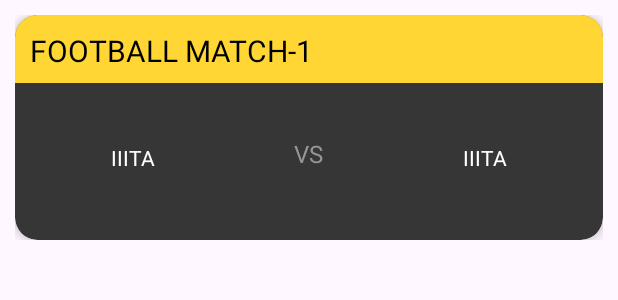
After one commit to deadmoont/Admin_Asmita, an Android app: the layout match_rv.xml on its own in the app's theme, with its tools: preview values and no code run, on a phone screen of 412 x 824 dp. The commit adds this screen. Shown: the top 300 px of the screen. Run offline under Robolectric (Android 15) with nearby library versions, the phone set to English and light mode, and no system bars.

Commit message:
commit 3 Aashray Mahajan

```diff
--- a/app/build.gradle.kts
+++ b/app/build.gradle.kts
@@ -49,6 +49,7 @@ dependencies {
     implementation("com.google.firebase:firebase-crashlytics:18.6.1")
     implementation("com.google.firebase:firebase-analytics:21.5.0")
     implementation("com.google.firebase:firebase-firestore:24.10.1")
+    implementation("com.google.firebase:firebase-firestore-ktx:24.10.1")
     testImplementation("junit:junit:4.13.2")
     androidTestImplementation("androidx.test.ext:junit:1.1.5")
     androidTestImplementation("androidx.test.espresso:espresso-core:3.5.1")
--- a/app/src/main/AndroidManifest.xml
+++ b/app/src/main/AndroidManifest.xml
@@ -29,7 +29,10 @@
             </intent-filter>
         </activity>
         <activity
-            android:name=".NewMatchActivity"
+            android:name=".Main"
+            android:exported="false" />
+        <activity
+            android:name=".MatchAdd"
             android:exported="false" />
 
     </application>
--- a/app/src/main/java/com/example/adminappasmita/Get_Started.kt
+++ b/app/src/main/java/com/example/adminappasmita/Get_Started.kt
@@ -16,7 +16,7 @@ class Get_Started : AppCompatActivity() {
         window.statusBarColor = 0xFF000000.toInt()
 
         binding.getStartedBut.setOnClickListener {
-            startActivity(Intent(this,NewMatchActivity::class.java))
+            startActivity(Intent(this,Main::class.java))
             finish()
         }
     }
--- a/app/src/main/java/com/example/adminappasmita/MatchAdd.kt
+++ b/app/src/main/java/com/example/adminappasmita/MatchAdd.kt
@@ -1,5 +1,6 @@
 package com.example.adminappasmita
 
+import android.content.Intent
 import android.os.Bundle
 import android.widget.AdapterView
 import android.widget.ArrayAdapter
@@ -64,6 +65,8 @@ class MatchAdd : AppCompatActivity() {
                 && editText1Value.isNotEmpty() && editText2Value.isNotEmpty()
             ) {
                 saveDataToFirestore(selectedOption1, selectedOption2, editText1Value, editText2Value)
+                startActivity(Intent(this,Main::class.java))
+                finish()
             } else {
                 Toast.makeText(this, "Please fill in all fields", Toast.LENGTH_SHORT).show()
             }
--- a/app/src/main/java/com/example/adminappasmita/Splash.kt
+++ b/app/src/main/java/com/example/adminappasmita/Splash.kt
@@ -32,7 +32,7 @@ class Splash : AppCompatActivity() {
         } else {
             // If it's not the first time, start the main activity or any other activity
             Handler(Looper.getMainLooper()).postDelayed({
-                startActivity(Intent(this, MatchAdd::class.java))
+                startActivity(Intent(this, Main::class.java))
                 finish()
             }, 3000)
         }
--- /dev/null
+++ b/app/src/main/res/layout/match_rv.xml
@@ -0,0 +1,98 @@
+<?xml version="1.0" encoding="utf-8"?>
+<androidx.constraintlayout.widget.ConstraintLayout xmlns:android="http://schemas.android.com/apk/res/android"
+    xmlns:app="http://schemas.android.com/apk/res-auto"
+    android:layout_width="match_parent"
+    android:layout_height="wrap_content"
+    android:layout_marginHorizontal="10dp"
+    android:layout_marginVertical="10dp">
+
+    <androidx.cardview.widget.CardView
+        android:layout_width="0dp"
+        android:layout_height="150dp"
+        app:cardCornerRadius="15dp"
+        app:cardElevation="5dp"
+        app:cardBackgroundColor="#363636"
+        app:layout_constraintEnd_toEndOf="parent"
+        app:layout_constraintStart_toStartOf="parent"
+        app:layout_constraintTop_toTopOf="parent">
+
+        <LinearLayout
+            android:layout_width="match_parent"
+            android:layout_height="45dp"
+            android:background="#FFD633"
+            android:orientation="horizontal"
+            android:padding="10dp"
+            android:weightSum="1">
+
+            <TextView
+                android:id="@+id/matchName"
+                android:layout_width="0dp"
+                android:layout_height="wrap_content"
+                android:layout_gravity="center_vertical"
+                android:layout_weight="0.7"
+                android:text="Football match-1"
+                android:textAllCaps="true"
+                android:textColor="@color/black"
+                android:textSize="20sp" />
+
+        </LinearLayout>
+
+
+
+        <LinearLayout
+            android:layout_width="match_parent"
+            android:layout_height="wrap_content"
+            android:layout_marginTop="80dp"
+            android:orientation="horizontal"
+            android:weightSum="1">
+
+            <LinearLayout
+                android:layout_width="0dp"
+                android:layout_height="wrap_content"
+                android:layout_weight="0.4"
+                android:orientation="vertical">
+
+                <TextView
+                    android:id="@+id/clgName1"
+                    android:layout_width="match_parent"
+                    android:layout_height="wrap_content"
+                    android:layout_marginTop="5dp"
+                    android:gravity="center"
+                    android:text="IIITA"
+                    android:textAllCaps="true"
+                    android:textColor="@color/white" />
+            </LinearLayout>
+
+
+            <TextView
+                android:layout_width="0dp"
+                android:layout_height="wrap_content"
+                android:layout_gravity="center_vertical"
+                android:layout_weight="0.2"
+                android:gravity="center"
+                android:text="VS"
+                android:textColor="#959595"
+                android:textSize="16sp" />
+
+            <LinearLayout
+                android:layout_width="0dp"
+                android:layout_height="wrap_content"
+                android:layout_weight="0.4"
+                android:orientation="vertical">
+
+                <TextView
+                    android:id="@+id/clgName2"
+                    android:layout_width="match_parent"
+                    android:layout_height="wrap_content"
+                    android:layout_marginTop="5dp"
+                    android:gravity="center"
+                    android:text="IIITA"
+                    android:textAllCaps="true"
+                    android:textColor="@color/white" />
+            </LinearLayout>
+
+        </LinearLayout>
+
+    </androidx.cardview.widget.CardView>
+
+</androidx.constraintlayout.widget.ConstraintLayout>
```
Also changed, not shown: app/src/main/java/com/example/adminappasmita/Adapter/AddedMatchAdapter.kt (added, +31 -0 lines), app/src/main/java/com/example/adminappasmita/DataClass/Match.kt (added, +8 -0 lines), app/src/main/java/com/example/adminappasmita/Main.kt (added, +50 -0 lines), app/src/main/java/com/example/adminappasmita/NewMatchActivity.kt (deleted, +0 -16 lines), app/src/main/res/layout/activity_main.xml (+29 -1 lines).
